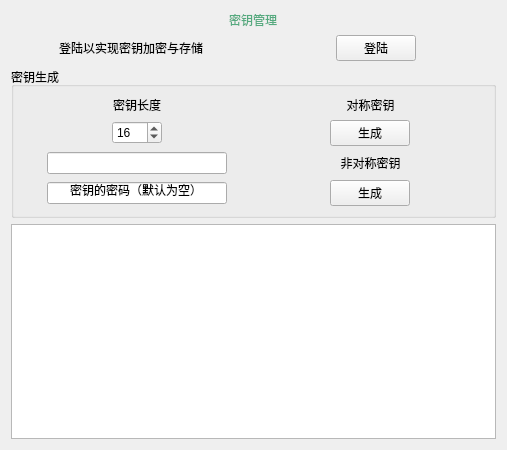
The window that auth.ui (QoolAtGit/KeyManagement) describes before a commit, drawn with Qt 5.
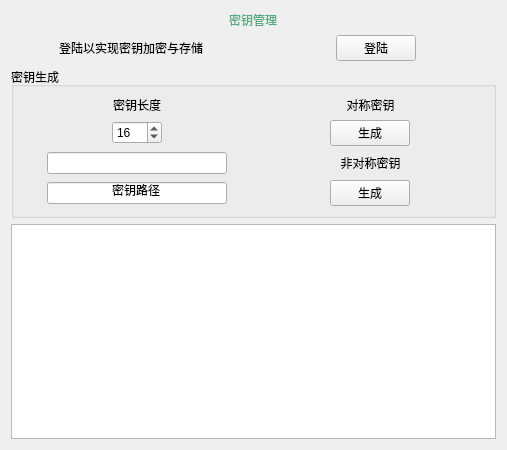
The same window after the commit.

```diff
--- a/auth.ui
+++ b/auth.ui
@@ -138,11 +138,14 @@
              <string/>
             </property>
             <property name="text">
-             <string>密钥的密码（默认为空）</string>
+             <string>密钥路径</string>
             </property>
             <property name="alignment">
              <set>Qt::AlignCenter</set>
             </property>
+            <property name="readOnly">
+             <bool>true</bool>
+            </property>
            </widget>
           </item>
          </layout>
```
